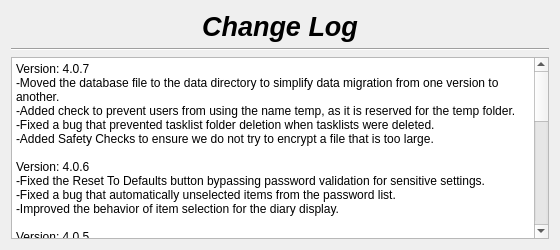
Qt form changelog.ui (therealMaPMaKeR/MMDiary) before a commit.
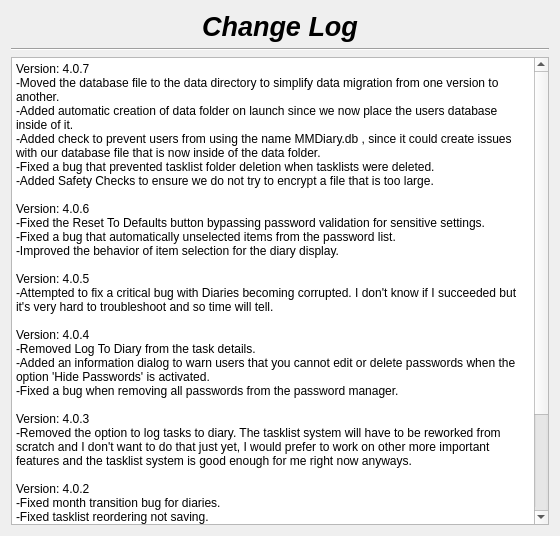
The same form after that commit.

```diff
--- a/changelog.ui
+++ b/changelog.ui
@@ -7,13 +7,13 @@
     <x>0</x>
     <y>0</y>
     <width>560</width>
-    <height>250</height>
+    <height>536</height>
    </rect>
   </property>
   <property name="minimumSize">
    <size>
     <width>560</width>
-    <height>250</height>
+    <height>300</height>
    </size>
   </property>
   <property name="windowTitle">
@@ -55,7 +55,8 @@
 li.unchecked::marker { content: &quot;\2610&quot;; }
 li.checked::marker { content: &quot;\2612&quot;; }
 &lt;/style&gt;&lt;/head&gt;&lt;body style=&quot; font-family:'Segoe UI'; font-size:9pt; font-weight:400; font-style:normal;&quot;&gt;
-&lt;p style=&quot; margin-top:0px; margin-bottom:0px; margin-left:0px; margin-right:0px; -qt-block-indent:0; text-indent:0px;&quot;&gt;Version: 4.0.7&lt;br /&gt;-Moved the database file to the data directory to simplify data migration from one version to another.&lt;br /&gt;-Added check to prevent users from using the name temp, as it is reserved for the temp folder.&lt;/p&gt;
+&lt;p style=&quot; margin-top:0px; margin-bottom:0px; margin-left:0px; margin-right:0px; -qt-block-indent:0; text-indent:0px;&quot;&gt;Version: 4.0.7&lt;br /&gt;-Moved the database file to the data directory to simplify data migration from one version to another.&lt;/p&gt;
+&lt;p style=&quot; margin-top:0px; margin-bottom:0px; margin-left:0px; margin-right:0px; -qt-block-indent:0; text-indent:0px;&quot;&gt;-Added automatic creation of data folder on launch since we now place the users database inside of it.&lt;br /&gt;-Added check to prevent users from using the name MMDiary.db , since it could create issues with our database file that is now inside of the data folder.&lt;/p&gt;
 &lt;p style=&quot; margin-top:0px; margin-bottom:0px; margin-left:0px; margin-right:0px; -qt-block-indent:0; text-indent:0px;&quot;&gt;-Fixed a bug that prevented tasklist folder deletion when tasklists were deleted.&lt;/p&gt;
 &lt;p style=&quot; margin-top:0px; margin-bottom:0px; margin-left:0px; margin-right:0px; -qt-block-indent:0; text-indent:0px;&quot;&gt;-Added Safety Checks to ensure we do not try to encrypt a file that is too large.&lt;/p&gt;
 &lt;p style=&quot;-qt-paragraph-type:empty; margin-top:0px; margin-bottom:0px; margin-left:0px; margin-right:0px; -qt-block-indent:0; text-indent:0px;&quot;&gt;&lt;br /&gt;&lt;/p&gt;
```
